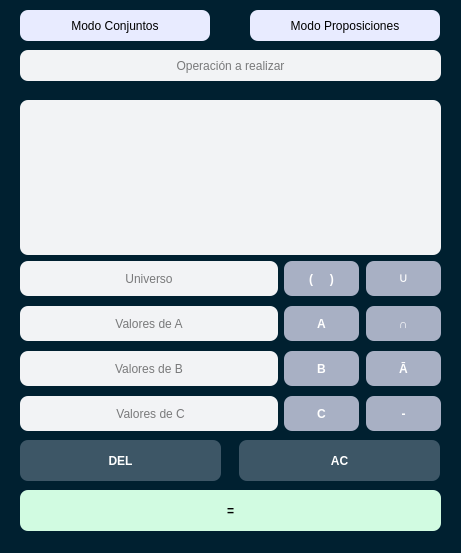
This is UI.ui in nanyssalazar/Calculadora-Binaria as Qt 5 draws it before an edit. The edited form follows.
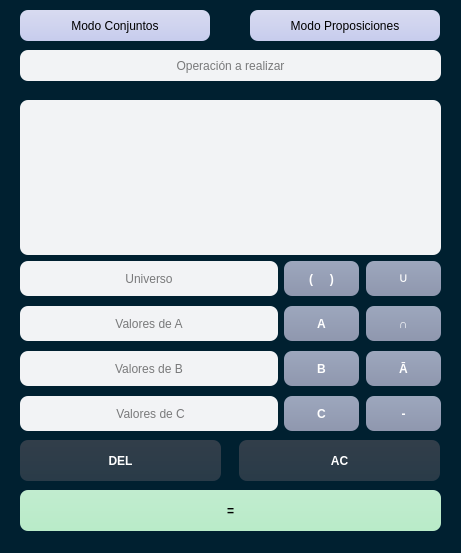
This is the edited form.

Diff of the .ui file:
```diff
--- a/UI.ui
+++ b/UI.ui
@@ -41,31 +41,45 @@
    </property>
    <property name="styleSheet">
     <string notr="true">QPushButton{
-background-color: #A8B0C4;
+background-color: qlineargradient(spread:pad, x1:1, y1:1, x2:1, y2:0, stop:0 rgba(143, 151, 174, 255), stop:1 rgba(157, 167, 189, 255));
 border-radius: 8px;
 color: #D9DDDC;
 font-weight: bold;
 color: white;
 }
+QPushButton:pressed {
+background-color:qlineargradient(spread:pad, x1:1, y1:0, x2:1, y2:1, stop:0 rgba(151, 160, 183, 255), stop:1 rgba(163, 172, 196, 255))
+}
+
 QPushButton#btn_igual{
-background-color: #D1FBE1;
+background-color: qlineargradient(spread:pad, x1:1, y1:1, x2:1, y2:0, stop:0 rgba(185, 235, 200, 255), stop:1 rgba(193, 236, 207, 255));
 color: black;
 }
 QPushButton#btn_modConj{
-background-color: #E8EBFF;
+background-color: qlineargradient(spread:pad, x1:1, y1:1, x2:1, y2:0, stop:0 rgba(199, 204, 237, 255), stop:1 rgba(216, 219, 240, 255));
 font-weight: normal;
 color: black;
 }
 QPushButton#btn_modProp{
-background-color: #E8EBFF;
+background-color: qlineargradient(spread:pad, x1:1, y1:1, x2:1, y2:0, stop:0 rgba(199, 204, 237, 255), stop:1 rgba(216, 219, 240, 255));
 font-weight: normal;
 color: black;
 }
+QPushButton#btn_modProp:pressed{
+background-color: qlineargradient(spread:pad, x1:1, y1:0, x2:1, y2:1, stop:0 rgba(199, 204, 237, 255), stop:1 rgba(216, 219, 240, 255));
+}
+
 QPushButton#btn_del{
-background-color: #3D5666;
+background-color:qlineargradient(spread:pad, x1:1, y1:1, x2:1, y2:0, stop:0 rgba(41, 59, 72, 255), stop:1 rgba(50, 62, 74, 255));
+}
+QPushButton#btn_del:pressed{
+background-color: qlineargradient(spread:pad, x1:1, y1:0, x2:1, y2:1, stop:0 rgba(41, 59, 71, 255), stop:1 rgba(50, 62, 74, 255));
 }
 QPushButton#btn_ac{
-background-color: #3D5666;
+background-color:qlineargradient(spread:pad, x1:1, y1:1, x2:1, y2:0, stop:0 rgba(41, 59, 72, 255), stop:1 rgba(50, 62, 74, 255));
+}
+QPushButton#btn_ac:pressed{
+background-color: qlineargradient(spread:pad, x1:1, y1:0, x2:1, y2:1, stop:0 rgba(41, 59, 71, 255), stop:1 rgba(50, 62, 74, 255));
 }
 
 QLineEdit{
```
Left out of the diff: 8 changed lines with no effect on the pictures.
